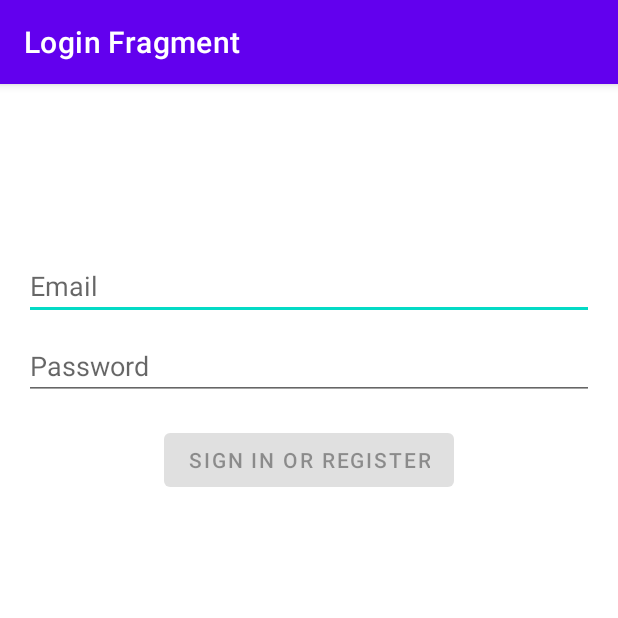
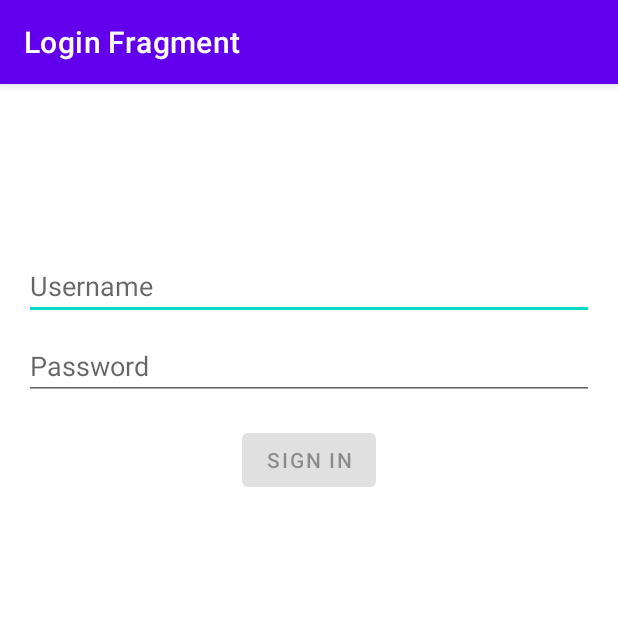
Before and after one commit to BartWijnja/Rent-My-Car-Android-App, an Android app: the screen it shows after launch (MainActivity), on a phone screen of 412 x 824 dp, the top half of it. Run offline under Robolectric (Android 15) with nearby library versions, the phone set to English and light mode, and no system bars; our stand-ins replace navigation-ui.

Commit message:
small fixes

```diff
--- a/app/src/main/java/avans/avd/rent_my_car_android_app/repository/LoginRepository.kt
+++ b/app/src/main/java/avans/avd/rent_my_car_android_app/repository/LoginRepository.kt
@@ -1,6 +1,7 @@
 package avans.avd.rent_my_car_android_app.repository
 
 import avans.avd.rent_my_car_android_app.model.LoggedInUser
+import avans.avd.rent_my_car_android_app.network.Network
 import avans.avd.rent_my_car_android_app.ui.login.data.LoginDataSource
 import avans.avd.rent_my_car_android_app.util.Result
 
--- a/app/src/main/java/avans/avd/rent_my_car_android_app/viewmodel/LoginViewModel.kt
+++ b/app/src/main/java/avans/avd/rent_my_car_android_app/viewmodel/LoginViewModel.kt
@@ -28,9 +28,9 @@ class LoginViewModel(private val mainRepository: LoginRepository) : ViewModel()
             if (result is Result.Success) {
                 _loginResult.value = LoginResult(success = LoggedInUserView(displayName = result.data.displayName))
                 navController.navigate(R.id.action_LoginFragment_to_HomeFragment)
+            } else {
+                _loginResult.value = LoginResult(error = R.string.login_failed)
             }
-
-            _loginResult.value = LoginResult(error = R.string.login_failed)
         }
     }
 
--- a/app/src/main/res/layout/fragment_login.xml
+++ b/app/src/main/res/layout/fragment_login.xml
@@ -10,15 +10,15 @@
     android:paddingLeft="@dimen/activity_horizontal_margin"
     android:paddingRight="@dimen/activity_horizontal_margin"
     android:paddingTop="@dimen/activity_vertical_margin"
-    tools:context=".ui.login.LoginActivity">
+    tools:context=".ui.login.LoginFragment">
 
     <EditText
         android:id="@+id/username"
         android:layout_width="0dp"
         android:layout_height="wrap_content"
         android:layout_marginTop="96dp"
-        android:autofillHints="@string/prompt_email"
-        android:hint="@string/prompt_email"
+        android:autofillHints="@string/prompt_username"
+        android:hint="@string/prompt_username"
         android:inputType="textEmailAddress"
         android:selectAllOnFocus="true"
         app:layout_constraintEnd_toEndOf="parent"
@@ -48,7 +48,7 @@
         android:layout_gravity="start"
         android:layout_marginTop="16dp"
         android:layout_marginBottom="64dp"
-        android:text="@string/action_sign_in"
+        android:text="@string/action_sign_in_short"
         app:layout_constraintBottom_toBottomOf="parent"
         app:layout_constraintEnd_toEndOf="parent"
         app:layout_constraintStart_toStartOf="parent"
--- a/app/src/main/res/values/strings.xml
+++ b/app/src/main/res/values/strings.xml
@@ -3,7 +3,7 @@
     <string name="api_base_href">https://obscure-stream-81565.herokuapp.com</string>
 
     <!-- Strings related to login -->
-    <string name="prompt_email">Email</string>
+    <string name="prompt_username">Username</string>
     <string name="prompt_password">Password</string>
     <string name="action_sign_in">Sign in or register</string>
     <string name="action_sign_in_short">Sign in</string>
```
